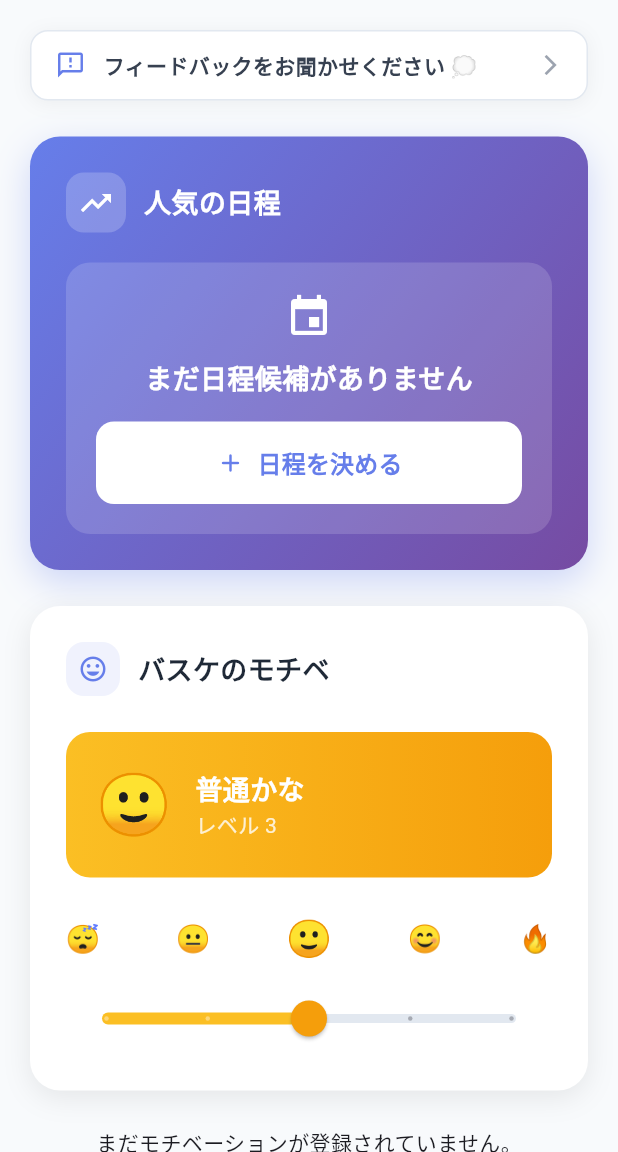
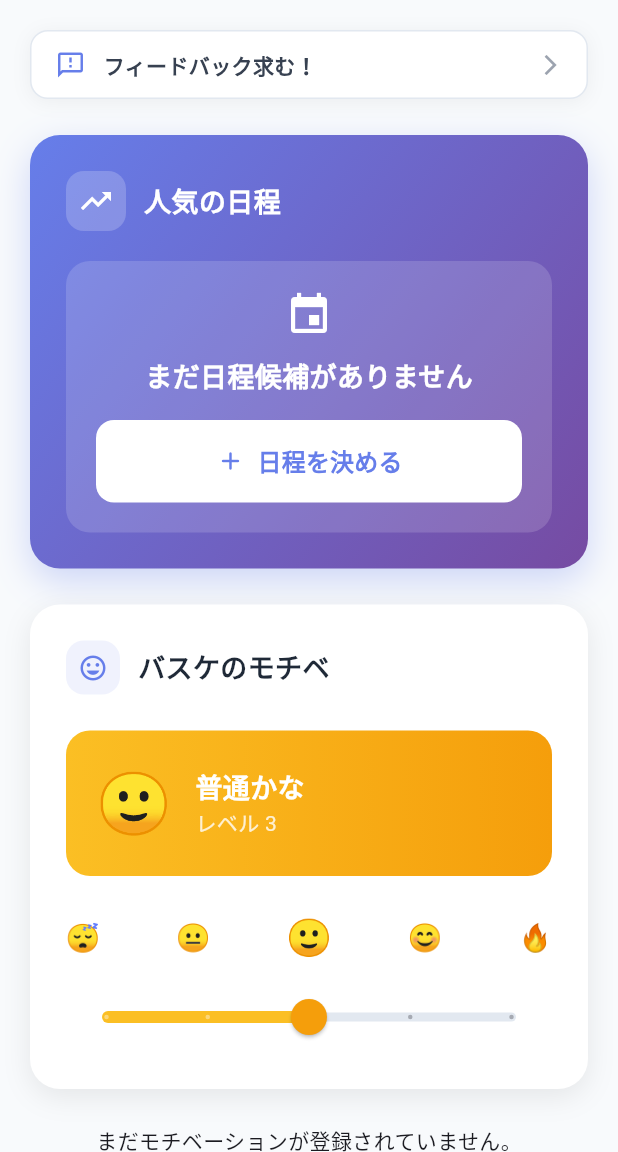
Before and after one commit to yuuu0702/motimate, a Flutter app: the HomeScreen screen opened directly with empty values, on a phone screen of 412 x 824 dp, the part 84-1236 px from its top. Run offline on Flutter 3.47's test engine with Material 3 defaults, Android fonts, the phone set to English and light mode, and no system bars; our stand-ins replace cloud_firestore, firebase_auth, firebase_core, firebase_messaging, google_sign_in; accounts and stored records are empty; generated files the repository leaves out were written again; Roboto replaces fonts that are missing (MPLUSRounded1c).

Commit message:
refactor: コードの可読性向上のためのインデントと改行の整理

```diff
--- a/lib/screens/home_screen.dart
+++ b/lib/screens/home_screen.dart
@@ -244,7 +244,8 @@ class _HomeScreenState extends State<HomeScreen> {
           .doc(user.uid)
           .get();
       final userData = userDoc.data() as Map<String, dynamic>?;
-      final deciderName = userData?['displayName'] ?? userData?['username'] ?? '誰か';
+      final deciderName =
+          userData?['displayName'] ?? userData?['username'] ?? '誰か';
 
       // Create notifications for all available members (except the decider)
       final availableMembers = List<String>.from(dateInfo['members']);
@@ -1176,9 +1177,7 @@ class _HomeScreenState extends State<HomeScreen> {
                   ],
                 ),
                 Text(
-                  isDecided
-                      ? 'この日に決定！'
-                      : '$memberCount人が参加可能',
+                  isDecided ? 'この日に決定！' : '$memberCount人が参加可能',
                   style: TextStyle(
                     fontSize: 12,
                     color: isDecided
@@ -1212,7 +1211,10 @@ class _HomeScreenState extends State<HomeScreen> {
               style: ElevatedButton.styleFrom(
                 backgroundColor: Colors.white,
                 foregroundColor: const Color(0xFF667eea),
-                padding: const EdgeInsets.symmetric(horizontal: 12, vertical: 8),
+                padding: const EdgeInsets.symmetric(
+                  horizontal: 12,
+                  vertical: 8,
+                ),
                 shape: RoundedRectangleBorder(
                   borderRadius: BorderRadius.circular(8),
                 ),
@@ -1629,11 +1631,9 @@ class _HomeScreenState extends State<HomeScreen> {
   Widget _buildFeedbackBanner() {
     return GestureDetector(
       onTap: () {
-        Navigator.of(context).push(
-          MaterialPageRoute(
-            builder: (context) => const FeedbackScreen(),
-          ),
-        );
+        Navigator.of(
+          context,
+        ).push(MaterialPageRoute(builder: (context) => const FeedbackScreen()));
       },
       child: Container(
         margin: const EdgeInsets.only(bottom: 8),
@@ -1660,7 +1660,7 @@ class _HomeScreenState extends State<HomeScreen> {
             const SizedBox(width: 12),
             const Expanded(
               child: Text(
-                'フィードバックをお聞かせください 💭',
+                'フィードバック求む！',
                 style: TextStyle(
                   fontSize: 14,
                   fontWeight: FontWeight.w600,
```
